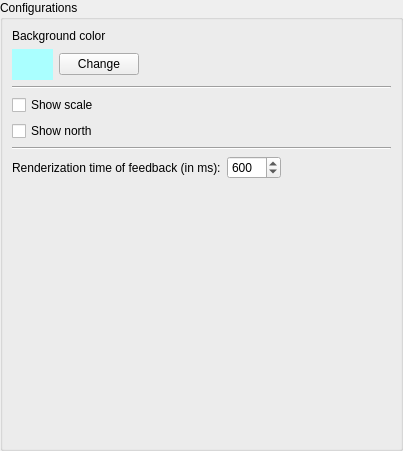
claudiobogossian/terralib5, file src/terralib/qt/af/settings/ui/DisplayWidgetForm.ui: the form before one commit.
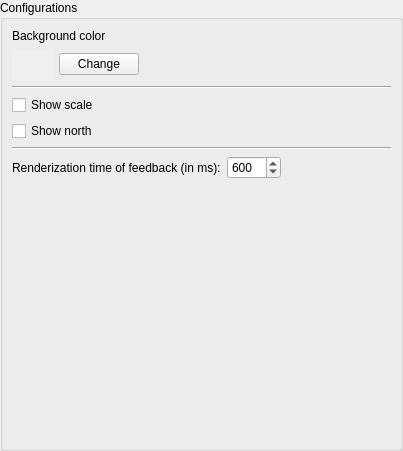
The form after the commit.

Patch:
```diff
--- a/src/terralib/qt/af/settings/ui/DisplayWidgetForm.ui
+++ b/src/terralib/qt/af/settings/ui/DisplayWidgetForm.ui
@@ -42,99 +42,8 @@
               <height>31</height>
              </size>
             </property>
-            <property name="palette">
-             <palette>
-              <active>
-               <colorrole role="Button">
-                <brush brushstyle="SolidPattern">
-                 <color alpha="255">
-                  <red>170</red>
-                  <green>255</green>
-                  <blue>255</blue>
-                 </color>
-                </brush>
-               </colorrole>
-               <colorrole role="Base">
-                <brush brushstyle="SolidPattern">
-                 <color alpha="255">
-                  <red>170</red>
-                  <green>255</green>
-                  <blue>255</blue>
-                 </color>
-                </brush>
-               </colorrole>
-               <colorrole role="Window">
-                <brush brushstyle="SolidPattern">
-                 <color alpha="255">
-                  <red>170</red>
-                  <green>255</green>
-                  <blue>255</blue>
-                 </color>
-                </brush>
-               </colorrole>
-              </active>
-              <inactive>
-               <colorrole role="Button">
-                <brush brushstyle="SolidPattern">
-                 <color alpha="255">
-                  <red>170</red>
-                  <green>255</green>
-                  <blue>255</blue>
-                 </color>
-                </brush>
-               </colorrole>
-               <colorrole role="Base">
-                <brush brushstyle="SolidPattern">
-                 <color alpha="255">
-                  <red>170</red>
-                  <green>255</green>
-                  <blue>255</blue>
-                 </color>
-                </brush>
-               </colorrole>
-               <colorrole role="Window">
-                <brush brushstyle="SolidPattern">
-                 <color alpha="255">
-                  <red>170</red>
-                  <green>255</green>
-                  <blue>255</blue>
-                 </color>
-                </brush>
-               </colorrole>
-              </inactive>
-              <disabled>
-               <colorrole role="Button">
-                <brush brushstyle="SolidPattern">
-                 <color alpha="255">
-                  <red>170</red>
-                  <green>255</green>
-                  <blue>255</blue>
-                 </color>
-                </brush>
-               </colorrole>
-               <colorrole role="Base">
-                <brush brushstyle="SolidPattern">
-                 <color alpha="255">
-                  <red>170</red>
-                  <green>255</green>
-                  <blue>255</blue>
-                 </color>
-                </brush>
-               </colorrole>
-               <colorrole role="Window">
-                <brush brushstyle="SolidPattern">
-                 <color alpha="255">
-                  <red>170</red>
-                  <green>255</green>
-                  <blue>255</blue>
-                 </color>
-                </brush>
-               </colorrole>
-              </disabled>
-             </palette>
-            </property>
-            <property name="styleSheet">
-             <string notr="true">background-color: rgb(170, 255, 255);</string>
+            <property name="autoFillBackground">
+             <bool>true</bool>
             </property>
             <property name="frameShape">
              <enum>QFrame::NoFrame</enum>
```
